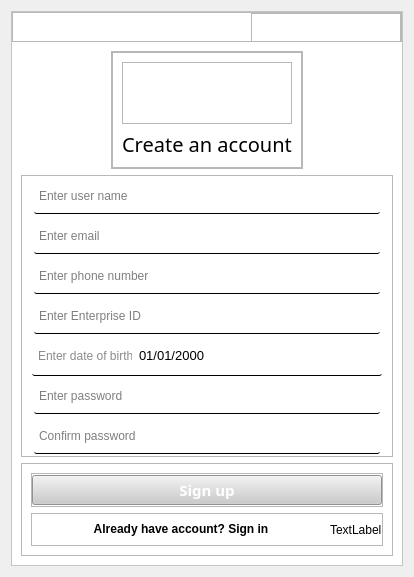
First picture: the form in Frontend/login_resgister.ui, repository XxDdUu/DACS01, before the edit.
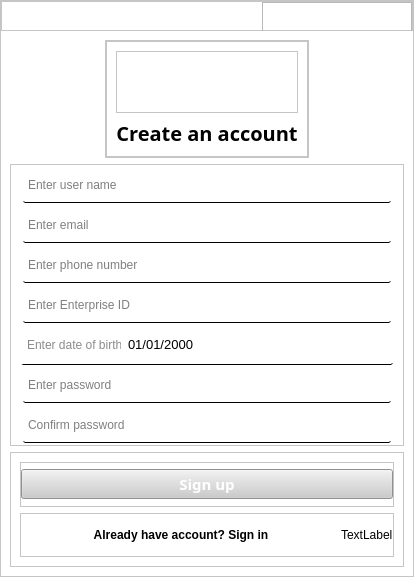
Second picture: the form after the edit. Icons and pictures are not drawn. Custom widgets are drawn as their Qt base class.

What changed in the file:
```diff
--- a/Frontend/login_resgister.ui
+++ b/Frontend/login_resgister.ui
@@ -25,6 +25,21 @@
 }</string>
   </property>
   <layout class="QVBoxLayout" name="verticalLayout">
+   <property name="spacing">
+    <number>0</number>
+   </property>
+   <property name="leftMargin">
+    <number>0</number>
+   </property>
+   <property name="topMargin">
+    <number>0</number>
+   </property>
+   <property name="rightMargin">
+    <number>0</number>
+   </property>
+   <property name="bottomMargin">
+    <number>0</number>
+   </property>
    <item>
     <widget class="QFrame" name="main_frame">
      <property name="styleSheet">
@@ -79,6 +94,9 @@
 	background: rgb(235, 235, 235);
  	 transition-duration: 2s;
 	margin: auto;
+}
+#header {
+	background: rgb(255, 255, 255);
 }</string>
         </property>
         <property name="frameShape">
@@ -113,7 +131,7 @@
            </property>
            <property name="sizeHint" stdset="0">
             <size>
-             <width>240</width>
+             <width>999999999</width>
              <height>7</height>
             </size>
            </property>
@@ -296,8 +314,8 @@
         </property>
         <widget class="QWidget" name="Register_page">
          <property name="styleSheet">
-          <string notr="true">#Login_page {
-	background: rgb(195, 195, 195)
+          <string notr="true">* {
+	background-color : rgb(255, 255, 255);
 }</string>
          </property>
          <layout class="QVBoxLayout" name="verticalLayout_3">
@@ -335,6 +353,17 @@
              </property>
              <item>
               <widget class="QFrame" name="register_label_frame">
+               <property name="styleSheet">
+                <string notr="true">#register_label_frame {
+	background-color : rgb(255, 255, 255);
+}
+#image_frame_2 {
+	background-color : rgb(255, 255, 255);
+}
+#label {
+	color: rgb(0, 0, 0);
+}</string>
+               </property>
                <property name="frameShape">
                 <enum>QFrame::StyledPanel</enum>
                </property>
@@ -346,7 +375,7 @@
                  <number>9</number>
                 </property>
                 <item>
-                 <widget class="QFrame" name="frame_3">
+                 <widget class="QFrame" name="image_frame_2">
                   <property name="frameShape">
                    <enum>QFrame::StyledPanel</enum>
                   </property>
@@ -418,6 +447,8 @@
                    <font>
                     <family>Tw Cen MT Condensed Extra Bold</family>
                     <pointsize>15</pointsize>
+                    <weight>75</weight>
+                    <bold>true</bold>
                    </font>
                   </property>
                   <property name="text">
@@ -442,7 +473,7 @@
             <property name="styleSheet">
              <string notr="true">QLineEdit {
 	color : #232, 237, 234;
-	background-color: #217, 217, 217;
+	background: #217, 217, 217;
 	border: none;
 	border-bottom-style: solid;
 	border-bottom-width: 1px;
@@ -680,9 +711,16 @@
 	background: rgb(211, 211, 211);
 }
 #login_label {
+	color: rgb(0, 0, 0);
 }
 #login_label::hover {
 	color: rgb(85, 85, 127);
+}
+#submit_frame, btn_frame {
+	background: rgb(255, 255, 255);
+}
+#signin_enterpriseRegister {
+	background: rgb(255, 255, 255);
 }</string>
             </property>
             <property name="frameShape">
```
